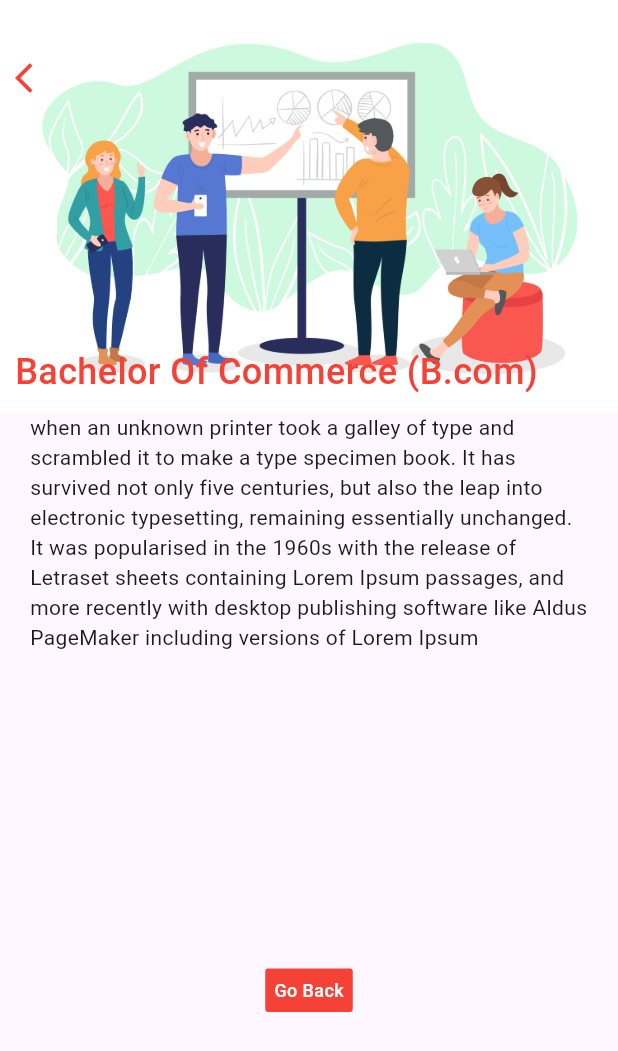
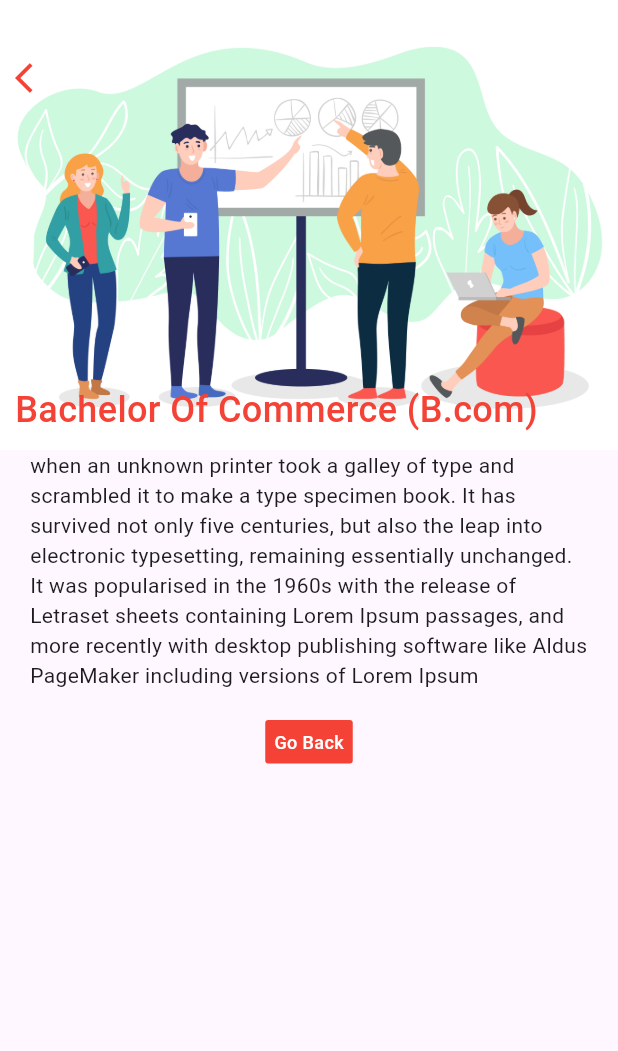
Before and after one commit to keshavsharma5324/training, a Flutter app: the screen it shows after launch, after a tap on "View Details ->", on a phone screen of 412 x 824 dp. Shown: the top 1051 px of the screen. Run offline on Flutter 3.47's test engine with Material 3 defaults, Android fonts, the phone set to English and light mode, and no system bars; our stand-ins replace carousel_slider, dotted_line, rxdart.

Commit message:
refractor code

```diff
--- a/lib/screens/training_detail.dart
+++ b/lib/screens/training_detail.dart
@@ -19,13 +19,12 @@ class _TrainingDetailState extends State<TrainingDetail> {
           height: 700,
           child: Column(
             children: [
-              Flexible(
-                flex: 3,
-                child: Stack(
+              Stack(
                 children: [
                   Image.asset(
                     widget.trainingItemModel?.imageAsset ?? '',
                     fit: BoxFit.cover,
+                    height: 300,
                   ),
                   Positioned(
                     top: 40,
@@ -55,18 +54,12 @@ class _TrainingDetailState extends State<TrainingDetail> {
                   )
                 ],
               ),
-              ),
-              Flexible(
-                flex: 4,
-                child: Column(children: [
-                  Expanded(
-                    child: Padding(
+              Padding(
                 padding: EdgeInsets.symmetric(horizontal: 20),
                 child: Text(
                   widget.trainingItemModel?.description ?? '',
                   maxLines: 10,
                   style: TextStyle(overflow: TextOverflow.ellipsis),
-                      ),
                 ),
               ),
               SizedBox(
@@ -91,9 +84,8 @@ class _TrainingDetailState extends State<TrainingDetail> {
                           color: Colors.white),
                     ),
                   ),
-                      )),
-                ]),
-              )
+                ),
+              ),
             ],
           ),
         ),
```
Lines whose indentation alone changed are shown as unchanged.
